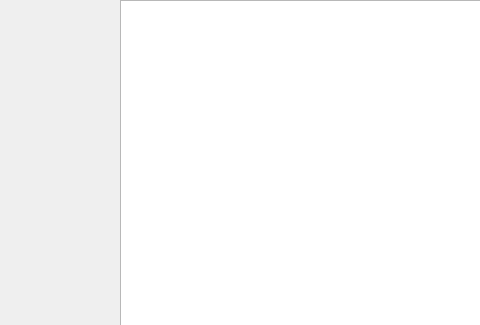
First picture: the form in Proyecto final/Código/Glopex/mainwindow.ui, repository valentinajaramillor/Proyectos_Info2, before the edit; both pictures show x 0 to 480 and y 0 to 325 of the 896 by 672 pixel window.
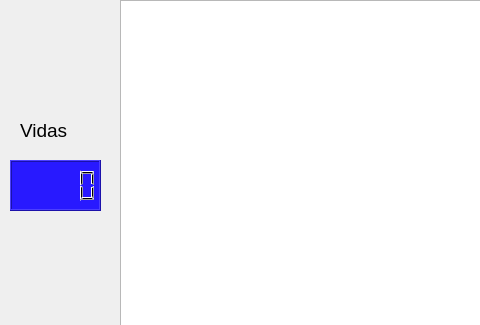
Second picture: the form after the edit.

Commit message: con lcd de vidas y nivel, boton de inicio funcionando, e imagen gloyectil

```diff
--- a/Proyecto final/Código/Glopex/mainwindow.ui
+++ b/Proyecto final/Código/Glopex/mainwindow.ui
@@ -106,6 +106,38 @@
      <string>INICIAR</string>
     </property>
    </widget>
+   <widget class="QLabel" name="vidas_label">
+    <property name="geometry">
+     <rect>
+      <x>20</x>
+      <y>120</y>
+      <width>71</width>
+      <height>21</height>
+     </rect>
+    </property>
+    <property name="font">
+     <font>
+      <pointsize>14</pointsize>
+     </font>
+    </property>
+    <property name="text">
+     <string>Vidas</string>
+    </property>
+   </widget>
+   <widget class="QLCDNumber" name="vidas_lcd">
+    <property name="geometry">
+     <rect>
+      <x>10</x>
+      <y>160</y>
+      <width>91</width>
+      <height>51</height>
+     </rect>
+    </property>
+    <property name="styleSheet">
+     <string notr="true">background-color: rgb(40, 25, 255);
+font: 12pt &quot;Rockwell&quot;;</string>
+    </property>
+   </widget>
   </widget>
  </widget>
  <resources/>
```
The commit also changes 18 other files.
